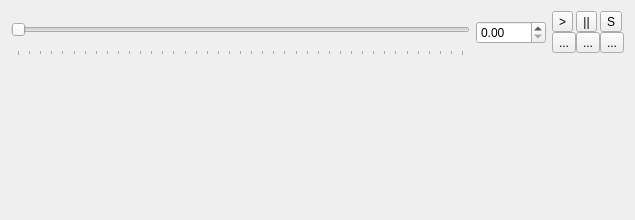
Old version of the form branches/timeline/src/plugins/timeline/ui/TimelineWidget.ui in the repository mk4me/hm-mde-one.
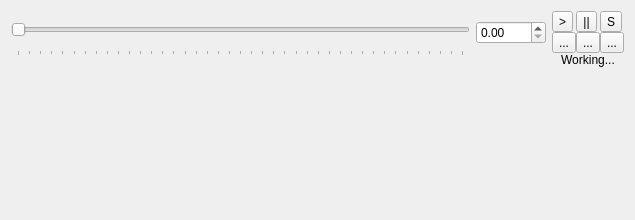
New version of the form.

Commit message: 1) Zastosowanie modelu update/lateUpdate (wcześniejsze metody OnTick zostały odpowiednio przemianowane) oraz compute. 2) SetModel zastąpione loadData (działa analogicznie oraz zawiera dodatkowy wskaźnik); domyślna implementacja loadData wywołuje "stare" SetModel 3) Przeniesiono główny timer do ToolboxMain 4) Poprawki w timeline

Patch:
```diff
--- a/branches/timeline/src/plugins/timeline/ui/TimelineWidget.ui
+++ b/branches/timeline/src/plugins/timeline/ui/TimelineWidget.ui
@@ -161,7 +161,7 @@
        </property>
       </widget>
      </item>
-     <item row="2" column="1">
+     <item row="3" column="1">
       <spacer name="verticalSpacer_2">
        <property name="orientation">
         <enum>Qt::Vertical</enum>
@@ -174,6 +174,16 @@
        </property>
       </spacer>
      </item>
+     <item row="2" column="0" colspan="3">
+      <widget class="QLabel" name="statusLabel">
+       <property name="text">
+        <string>Working...</string>
+       </property>
+       <property name="alignment">
+        <set>Qt::AlignCenter</set>
+       </property>
+      </widget>
+     </item>
     </layout>
    </item>
   </layout>
```
Left out of the diff: 34 changed lines with no effect on the pictures. The commit also changes 36 other files.
